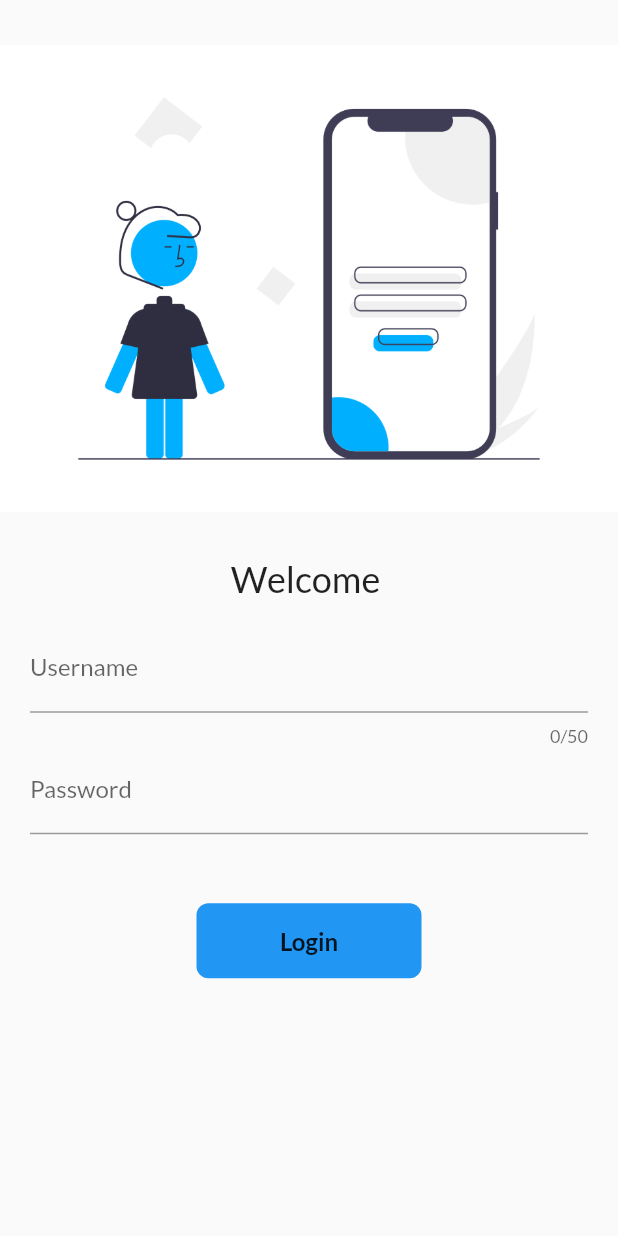
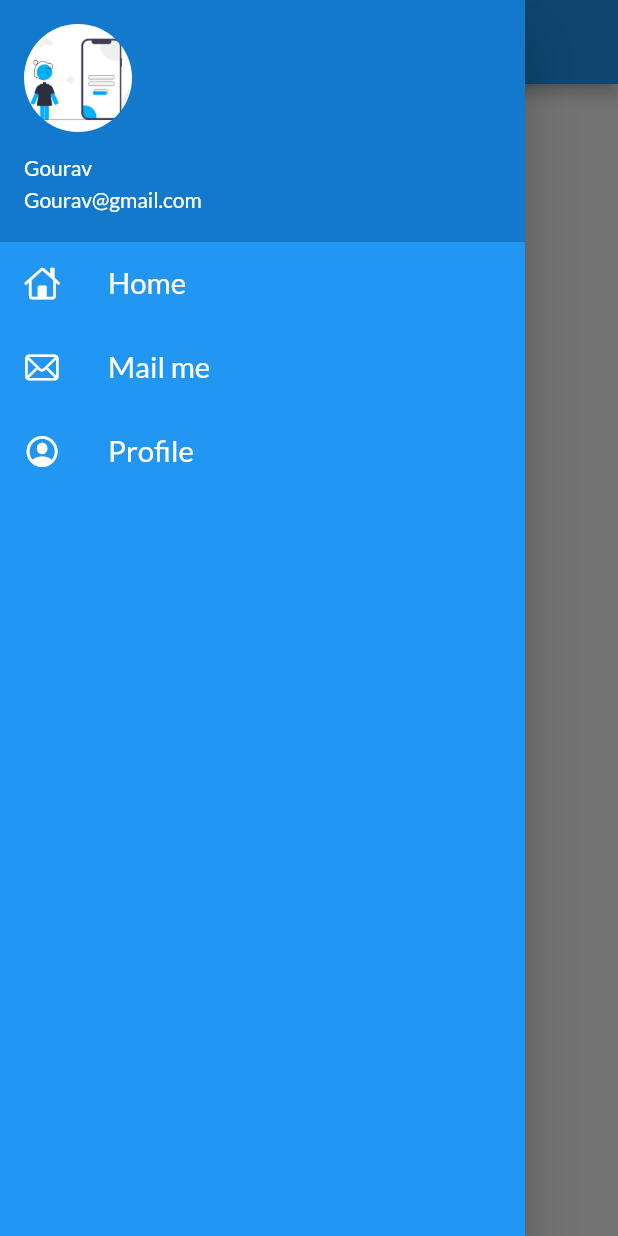
Before and after one commit to gourav2982/Flutter_Practice_1, a Flutter app: the screen it shows after launch, with the side drawer open (before the commit the screen has no drawer), on a phone screen of 412 x 824 dp. Run offline on Flutter 3.47's test engine with Material 2 defaults, Android fonts, the phone set to English and light mode, and no system bars; our stand-ins replace google_fonts.

Commit message:
practice 8 done

```diff
--- a/lib/main.dart
+++ b/lib/main.dart
@@ -14,11 +14,12 @@ class MyApp extends StatelessWidget {
   @override
   Widget build(BuildContext context) {
     return MaterialApp(
+      debugShowCheckedModeBanner: false,
       theme: ThemeData(
         primarySwatch: Colors.blue,
         fontFamily: GoogleFonts.lato().fontFamily,
       ),
-      initialRoute: "/Login",
+      initialRoute: MyRoutes.homeRoute,
       routes: {
         "/": (context) => const LoginPage(),
         MyRoutes.homeRoute: (context) => const HomePage(),
--- a/lib/pages/HomePage.dart
+++ b/lib/pages/HomePage.dart
@@ -1,4 +1,6 @@
 import 'package:flutter/material.dart';
+import 'package:flutter/services.dart';
+import 'package:flutter_catalog/utils/MyDrawer.dart';
 
 class HomePage extends StatelessWidget {
   const HomePage({super.key});
@@ -7,10 +9,12 @@ class HomePage extends StatelessWidget {
   Widget build(BuildContext context) {
     return Scaffold(
       appBar: AppBar(
+        systemOverlayStyle:
+            const SystemUiOverlayStyle(statusBarColor: Colors.blue),
         title: const Text("App Bar"),
-        backgroundColor: const Color.fromARGB(255, 0, 142, 244),
+        backgroundColor: const Color.fromARGB(255, 33, 150, 243),
       ),
-      drawer: const Drawer(),
+      drawer: const MyDrawer(),
       body: Center(
         child: Container(
           child: const Text(
--- /dev/null
+++ b/lib/utils/MyDrawer.dart
@@ -0,0 +1,63 @@
+import 'package:flutter/cupertino.dart';
+import 'package:flutter/material.dart';
+
+class MyDrawer extends StatelessWidget {
+  const MyDrawer({super.key});
+
+  @override
+  Widget build(BuildContext context) {
+    return Drawer(
+      width: 350,
+      child: Container(
+        color: Colors.blue,
+        child: ListView(
+          children: const [
+            DrawerHeader(
+                margin: EdgeInsets.zero,
+                padding: EdgeInsets.zero,
+                child: UserAccountsDrawerHeader(
+                    margin: EdgeInsets.zero,
+                    decoration:
+                        BoxDecoration(color: Color.fromRGBO(19, 121, 205, 1)),
+                    accountName: Text('Gourav'),
+                    currentAccountPicture: CircleAvatar(
+                      backgroundImage:
+                          AssetImage("assets/images/Login_image.png"),
+                    ),
+                    accountEmail: Text('Gourav@gmail.com'))),
+            ListTile(
+                leading: Icon(
+                  CupertinoIcons.home,
+                  color: Color.fromARGB(255, 255, 255, 255),
+                ),
+                title: Text(
+                  'Home',
+                  textScaleFactor: 1.4,
+                  style: TextStyle(color: Colors.white),
+                )),
+            ListTile(
+                leading: Icon(
+                  CupertinoIcons.mail,
+                  color: Color.fromARGB(255, 255, 255, 255),
+                ),
+                title: Text(
+                  'Mail me',
+                  textScaleFactor: 1.4,
+                  style: TextStyle(color: Colors.white),
+                )),
+            ListTile(
+                leading: Icon(
+                  CupertinoIcons.profile_circled,
+                  color: Color.fromARGB(255, 255, 255, 255),
+                ),
+                title: Text(
+                  'Profile',
+                  textScaleFactor: 1.4,
+                  style: TextStyle(color: Colors.white),
+                )),
+          ],
+        ),
+      ),
+    );
+  }
+}
```
